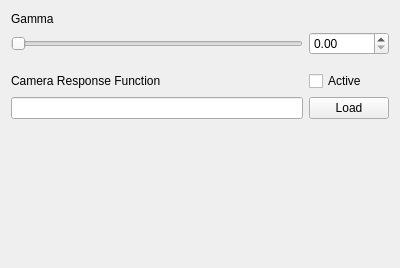
First picture: the form in qtgui/gamma.ui, repository sungsoo/luxrender-lux, before the edit.
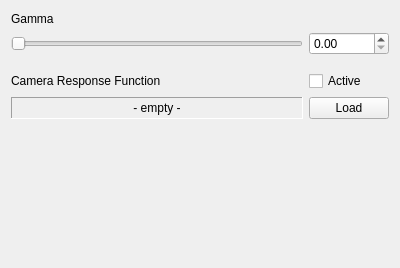
Second picture: the form after the edit.

Commit message: Further work on cameraresponse-stuff - use QLabel insted of QLineEdit - tune the styles

```diff
--- a/qtgui/gamma.ui
+++ b/qtgui/gamma.ui
@@ -96,7 +96,16 @@
       </spacer>
      </item>
      <item row="7" column="0">
-      <widget class="QLineEdit" name="CRF_lineEdit">
+      <widget class="QLabel" name="CRF_label">
+       <property name="frameShape">
+        <enum>QFrame::Panel</enum>
+       </property>
+       <property name="frameShadow">
+        <enum>QFrame::Sunken</enum>
+       </property>
+       <property name="text">
+        <string>- empty -</string>
+       </property>
        <property name="alignment">
         <set>Qt::AlignCenter</set>
        </property>
```
The commit also changes 3 other files.
